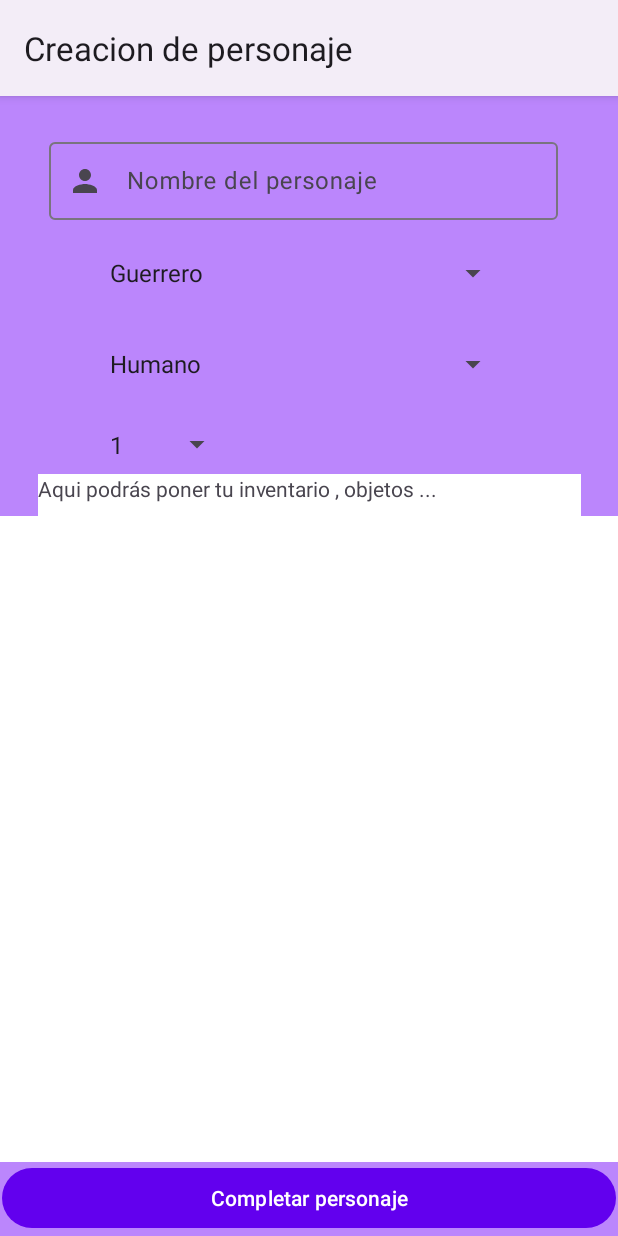
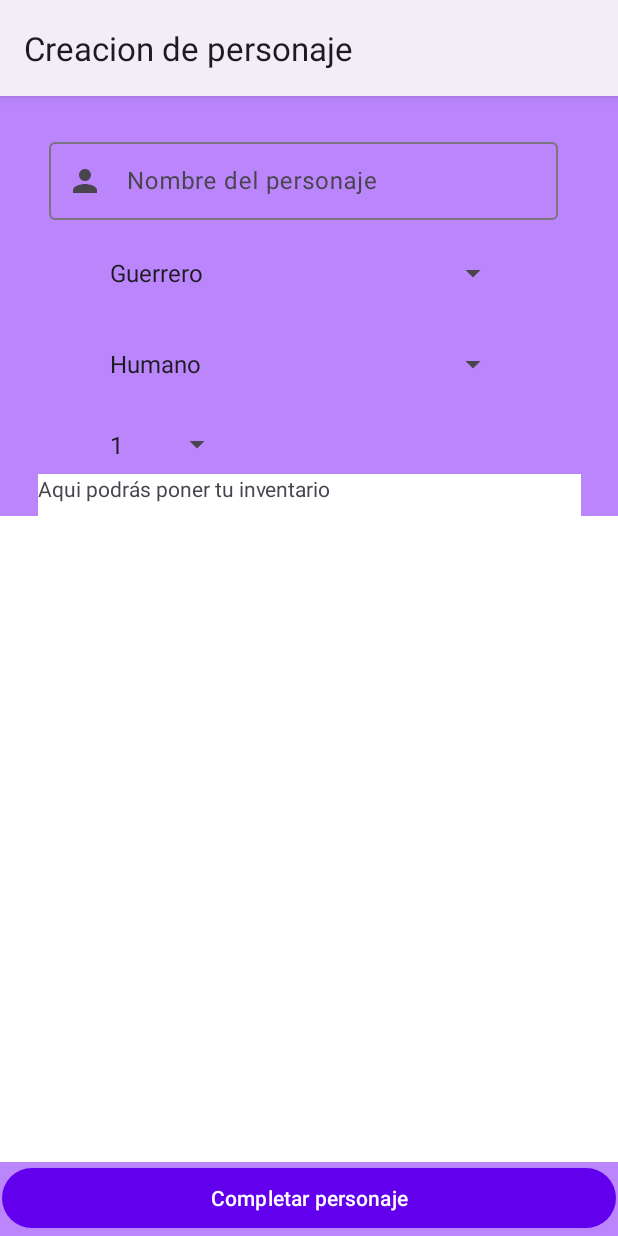
Before and after one commit to DanielRuizHernandez-ProyectoFinal/PracticaFinal-V-1, an Android app: the NuevoPersonajeActivity screen opened directly, with no data from a screen before it, on a phone screen of 412 x 824 dp. Run offline under Robolectric (Android 15) with nearby library versions, the phone set to English and light mode, and no system bars; our stand-ins replace Firebase (no records; nobody signed in at launch, a user with empty details on screens opened directly).

Commit message:
Commits finales

```diff
--- a/app/src/main/java/net/iessochoa/danielruizhernandez/practicafinal_v_1/Activities/ActivityPrincipal.java
+++ b/app/src/main/java/net/iessochoa/danielruizhernandez/practicafinal_v_1/Activities/ActivityPrincipal.java
@@ -109,7 +109,6 @@ public class ActivityPrincipal extends AppCompatActivity implements PersonajeAda
             fStore.collection("personajes").whereEqualTo("nombre", busquedaNombre).whereEqualTo("usuario", mAuth.getCurrentUser().getEmail()).get().addOnCompleteListener(new OnCompleteListener<QuerySnapshot>() {
                 @Override
                 public void onComplete(@NonNull Task<QuerySnapshot> task) {
-                    Toast.makeText(ActivityPrincipal.this, "Buscando", Toast.LENGTH_SHORT).show();
                     if (task.isSuccessful()) {
                         personajeArrayList = new ArrayList<>();
                         for (QueryDocumentSnapshot document : task.getResult()) {
--- a/app/src/main/res/layout/activity_nuevo_personaje.xml
+++ b/app/src/main/res/layout/activity_nuevo_personaje.xml
@@ -98,7 +98,7 @@
         android:layout_width="362dp"
         android:layout_height="28dp"
         android:background="@color/white"
-        android:text="Aqui podrás poner tu inventario , objetos ..."
+        android:text="Aqui podrás poner tu inventario "
         app:layout_constraintEnd_toEndOf="parent"
         app:layout_constraintStart_toStartOf="parent"
         app:layout_constraintTop_toBottomOf="@+id/spNivel" />
```
